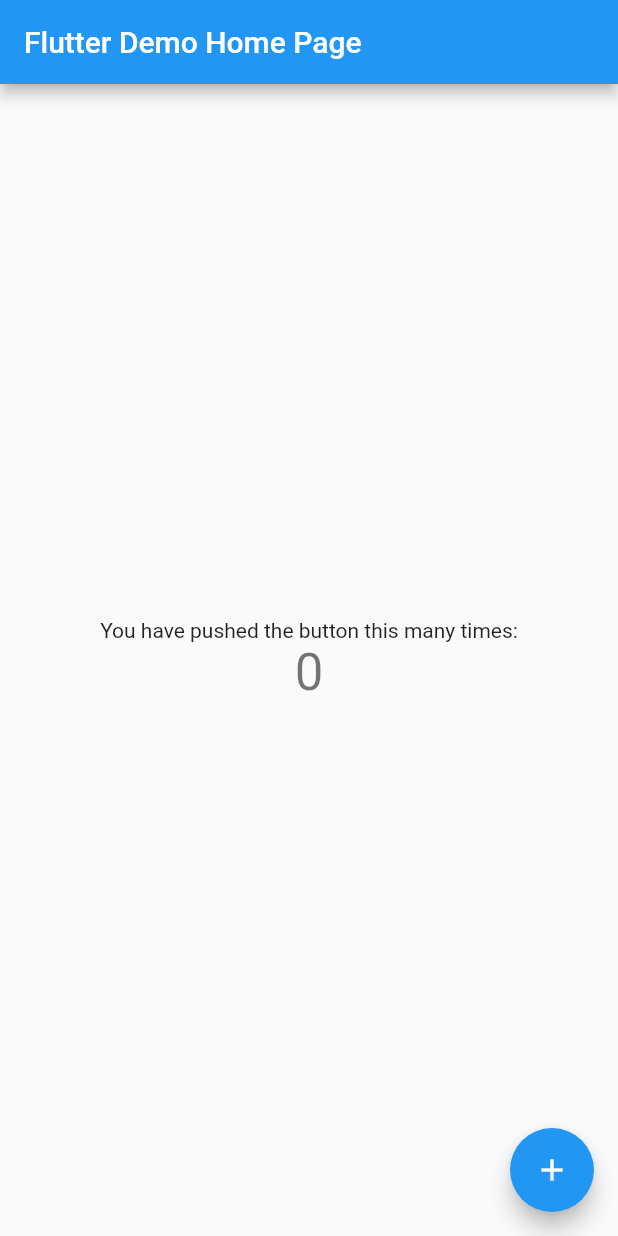
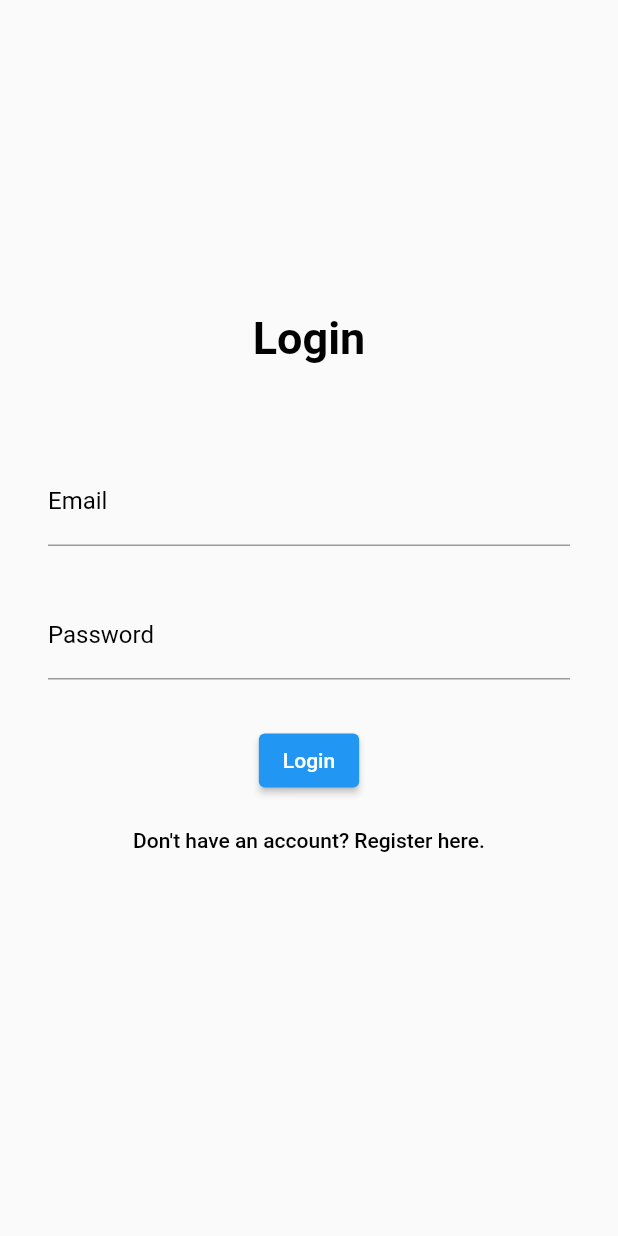
Before and after one commit to danielskjo/flutterfire-workshop, a Flutter app: the screen it shows after launch, on a phone screen of 412 x 824 dp. Run offline on Flutter 3.47's test engine with Material 2 defaults, Android fonts, the phone set to English and light mode, and no system bars.

Commit message:
Added login and register screens

```diff
--- a/lib/main.dart
+++ b/lib/main.dart
@@ -1,115 +1,14 @@
 import 'package:flutter/material.dart';
 
-void main() {
-  runApp(const MyApp());
-}
+import './screens/dashboard_screen.dart';
+import './screens/login_screen.dart';
+import './screens/registration_screen.dart';
 
-class MyApp extends StatelessWidget {
-  const MyApp({Key? key}) : super(key: key);
-
-  // This widget is the root of your application.
-  @override
-  Widget build(BuildContext context) {
-    return MaterialApp(
-      title: 'Flutter Demo',
-      theme: ThemeData(
-        // This is the theme of your application.
-        //
-        // Try running your application with "flutter run". You'll see the
-        // application has a blue toolbar. Then, without quitting the app, try
-        // changing the primarySwatch below to Colors.green and then invoke
-        // "hot reload" (press "r" in the console where you ran "flutter run",
-        // or simply save your changes to "hot reload" in a Flutter IDE).
-        // Notice that the counter didn't reset back to zero; the application
-        // is not restarted.
-        primarySwatch: Colors.blue,
-      ),
-      home: const MyHomePage(title: 'Flutter Demo Home Page'),
-    );
+void main() => runApp(MaterialApp(
+  initialRoute: "/login",
+  routes: {
+    "/login": (context) => LoginScreen(),
+    "/register": (context) => RegistrationScreen(),
+    "/dashboard": (context) => DashboardScreen(),
   }
-}
-
-class MyHomePage extends StatefulWidget {
-  const MyHomePage({Key? key, required this.title}) : super(key: key);
-
-  // This widget is the home page of your application. It is stateful, meaning
-  // that it has a State object (defined below) that contains fields that affect
-  // how it looks.
-
-  // This class is the configuration for the state. It holds the values (in this
-  // case the title) provided by the parent (in this case the App widget) and
-  // used by the build method of the State. Fields in a Widget subclass are
-  // always marked "final".
-
-  final String title;
-
-  @override
-  State<MyHomePage> createState() => _MyHomePageState();
-}
-
-class _MyHomePageState extends State<MyHomePage> {
-  int _counter = 0;
-
-  void _incrementCounter() {
-    setState(() {
-      // This call to setState tells the Flutter framework that something has
-      // changed in this State, which causes it to rerun the build method below
-      // so that the display can reflect the updated values. If we changed
-      // _counter without calling setState(), then the build method would not be
-      // called again, and so nothing would appear to happen.
-      _counter++;
-    });
-  }
-
-  @override
-  Widget build(BuildContext context) {
-    // This method is rerun every time setState is called, for instance as done
-    // by the _incrementCounter method above.
-    //
-    // The Flutter framework has been optimized to make rerunning build methods
-    // fast, so that you can just rebuild anything that needs updating rather
-    // than having to individually change instances of widgets.
-    return Scaffold(
-      appBar: AppBar(
-        // Here we take the value from the MyHomePage object that was created by
-        // the App.build method, and use it to set our appbar title.
-        title: Text(widget.title),
-      ),
-      body: Center(
-        // Center is a layout widget. It takes a single child and positions it
-        // in the middle of the parent.
-        child: Column(
-          // Column is also a layout widget. It takes a list of children and
-          // arranges them vertically. By default, it sizes itself to fit its
-          // children horizontally, and tries to be as tall as its parent.
-          //
-          // Invoke "debug painting" (press "p" in the console, choose the
-          // "Toggle Debug Paint" action from the Flutter Inspector in Android
-          // Studio, or the "Toggle Debug Paint" command in Visual Studio Code)
-          // to see the wireframe for each widget.
-          //
-          // Column has various properties to control how it sizes itself and
-          // how it positions its children. Here we use mainAxisAlignment to
-          // center the children vertically; the main axis here is the vertical
-          // axis because Columns are vertical (the cross axis would be
-          // horizontal).
-          mainAxisAlignment: MainAxisAlignment.center,
-          children: <Widget>[
-            const Text(
-              'You have pushed the button this many times:',
-            ),
-            Text(
-              '$_counter',
-              style: Theme.of(context).textTheme.headline4,
-            ),
-          ],
-        ),
-      ),
-      floatingActionButton: FloatingActionButton(
-        onPressed: _incrementCounter,
-        tooltip: 'Increment',
-        child: const Icon(Icons.add),
-      ), // This trailing comma makes auto-formatting nicer for build methods.
-    );
-  }
-}
+));
--- /dev/null
+++ b/lib/screens/login_screen.dart
@@ -0,0 +1,118 @@
+import 'package:flutter/cupertino.dart';
+import 'package:flutter/material.dart';
+
+class LoginScreen extends StatefulWidget {
+  const LoginScreen({Key? key}) : super(key: key);
+
+  @override
+  _LoginScreenState createState() => _LoginScreenState();
+}
+
+class _LoginScreenState extends State<LoginScreen> {
+  final _key = GlobalKey<FormState>();
+
+  final TextEditingController _emailController = TextEditingController();
+  final TextEditingController _passwordController = TextEditingController();
+
+  @override
+  Widget build(BuildContext context) {
+    return Scaffold(
+      body: Center(
+        child: Form(
+          key: _key,
+          child: Column(
+            mainAxisAlignment: MainAxisAlignment.center,
+            children: [
+              const Text(
+                'Login',
+                style: TextStyle(
+                  color: Colors.black,
+                  fontSize: 30,
+                  fontWeight: FontWeight.w600,
+                ),
+              ),
+              Padding(
+                padding: const EdgeInsets.all(32.0),
+                child: Column(
+                  children: [
+                    const SizedBox(
+                      height: 30,
+                    ),
+                    TextFormField(
+                      controller: _emailController,
+                      validator: (val) => val == "" ? 'Enter your email' : null,
+                      decoration: const InputDecoration(
+                        labelText: 'Email',
+                        labelStyle: TextStyle(
+                          color: Colors.black,
+                        ),
+                      ),
+                      style: const TextStyle(
+                        color: Colors.black,
+                      ),
+                    ),
+                    const SizedBox(
+                      height: 30,
+                    ),
+                    TextFormField(
+                      controller: _passwordController,
+                      validator: (val) =>
+                          val == "" ? 'Enter your password' : null,
+                      decoration: const InputDecoration(
+                        labelText: 'Password',
+                        labelStyle: TextStyle(
+                          color: Colors.black,
+                        ),
+                      ),
+                      style: const TextStyle(
+                        color: Colors.black,
+                      ),
+                    ),
+                    const SizedBox(
+                      height: 30,
+                    ),
+                    Row(
+                      mainAxisAlignment: MainAxisAlignment.spaceEvenly,
+                      children: [
+                        ElevatedButton(
+                          child: const Text(
+                            'Login',
+                            style: TextStyle(color: Colors.white),
+                          ),
+                          onPressed: () {
+                            if (_key.currentState!.validate()) {
+                              login();
+                            }
+                          },
+                        ),
+                      ],
+                    ),
+                    const SizedBox(
+                      height: 5,
+                    ),
+                    TextButton(
+                      child: const Text(
+                        'Don\'t have an account? Register here.',
+                        style: TextStyle(color: Colors.black),
+                      ),
+                      onPressed: () {
+                        Navigator.pushNamed(context, '/register');
+                      },
+                    ),
+                  ],
+                ),
+              )
+            ],
+          ),
+        ),
+      ),
+    );
+  }
+
+  void login() async {
+    // TODO: Implement Firebase Auth
+    print("Email: " + _emailController.text);
+    print("Password: " + _passwordController.text);
+    Navigator.pushNamed(context, '/dashboard');
+  }
+}
```
Also changed, not shown: lib/screens/dashboard_screen.dart (added, +45 -0 lines), lib/screens/registration_screen.dart (added, +131 -0 lines), 1 other file.
